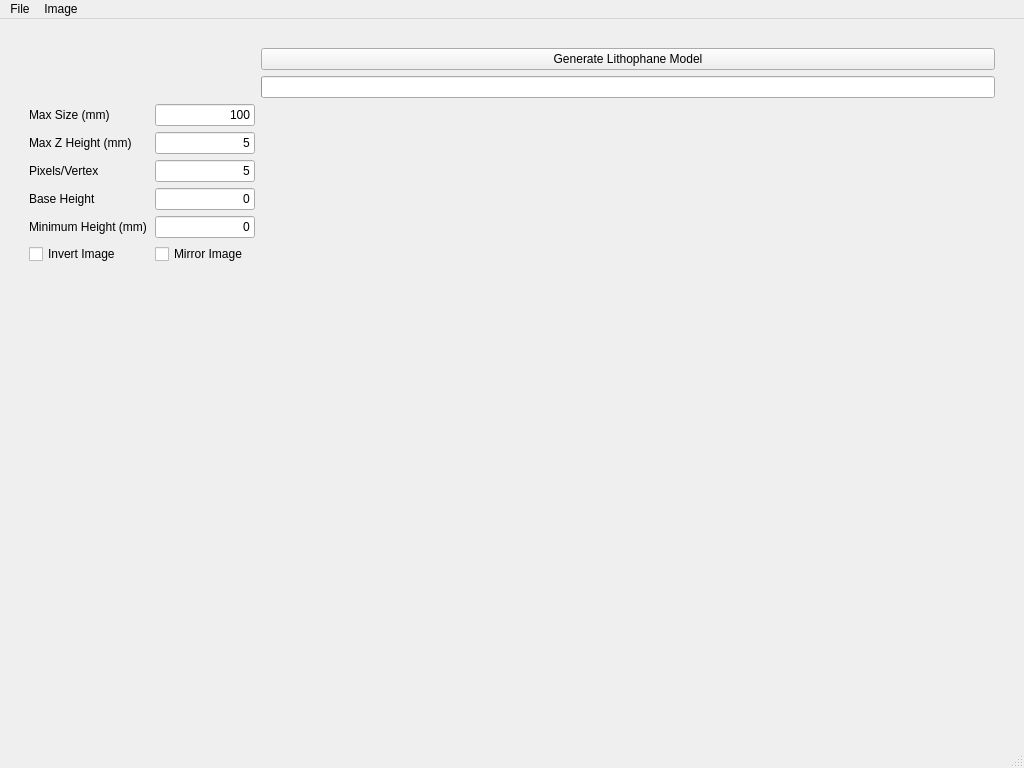
Before: the Qt Designer form litho_gen.ui in gharley/Lithophane, drawn with Qt 5.
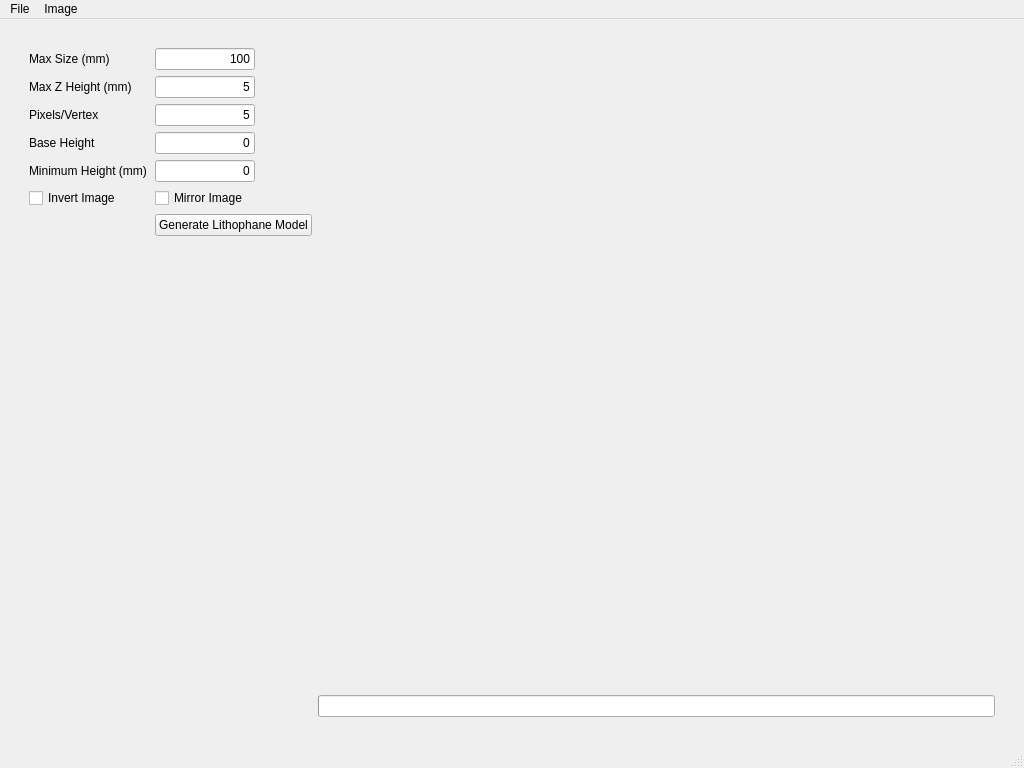
After: the same form once the commit is applied.

```diff
--- a/litho_gen.ui
+++ b/litho_gen.ui
@@ -84,6 +84,19 @@
             </property>
            </widget>
           </item>
+          <item row="7" column="0" colspan="2">
+           <widget class="QLabel" name="lblImage">
+            <property name="sizePolicy">
+             <sizepolicy hsizetype="Expanding" vsizetype="Expanding">
+              <horstretch>0</horstretch>
+              <verstretch>0</verstretch>
+             </sizepolicy>
+            </property>
+            <property name="text">
+             <string/>
+            </property>
+           </widget>
+          </item>
           <item row="1" column="0">
            <widget class="QLabel" name="label_2">
             <property name="minimumSize">
@@ -283,16 +296,10 @@
             </property>
            </widget>
           </item>
-          <item row="6" column="0" colspan="2">
-           <widget class="QLabel" name="lblImage">
-            <property name="sizePolicy">
-             <sizepolicy hsizetype="Expanding" vsizetype="Expanding">
-              <horstretch>0</horstretch>
-              <verstretch>0</verstretch>
-             </sizepolicy>
-            </property>
+          <item row="6" column="1">
+           <widget class="QPushButton" name="btnGenerate">
             <property name="text">
-             <string/>
+             <string>Generate Lithophane Model</string>
             </property>
            </widget>
           </item>
@@ -313,7 +320,7 @@
         </item>
        </layout>
       </item>
-      <item row="1" column="2">
+      <item row="3" column="2">
        <widget class="QProgressBar" name="progressBar">
         <property name="value">
          <number>0</number>
@@ -323,33 +330,6 @@
         </property>
        </widget>
       </item>
-      <item row="2" column="2">
-       <layout class="QHBoxLayout" name="imgLayout" stretch="0">
-        <property name="sizeConstraint">
-         <enum>QLayout::SetNoConstraint</enum>
-        </property>
-        <item>
-         <widget class="QWidget" name="plotWidget" native="true">
-          <property name="sizePolicy">
-           <sizepolicy hsizetype="Expanding" vsizetype="Expanding">
-            <horstretch>0</horstretch>
-            <verstretch>0</verstretch>
-           </sizepolicy>
-          </property>
-          <property name="styleSheet">
-           <string notr="true"/>
-          </property>
-         </widget>
-        </item>
-       </layout>
-      </item>
-      <item row="0" column="2">
-       <widget class="QPushButton" name="btnGenerate">
-        <property name="text">
-         <string>Generate Lithophane Model</string>
-        </property>
-       </widget>
-      </item>
      </layout>
     </item>
    </layout>
```
Left out of the diff: 173 changed lines with no effect on the pictures.
